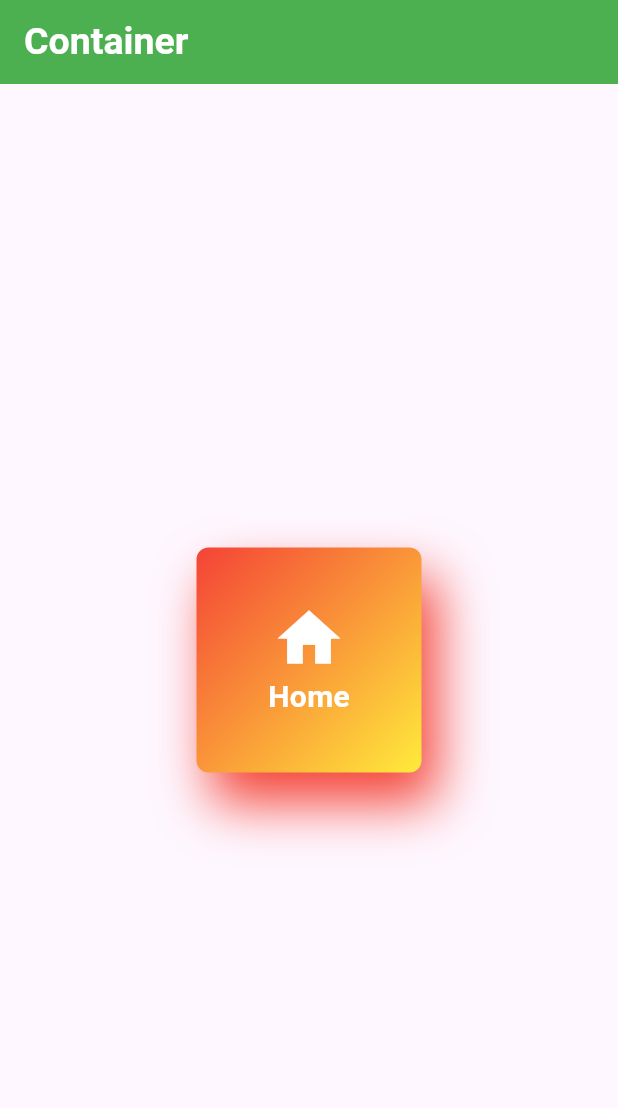
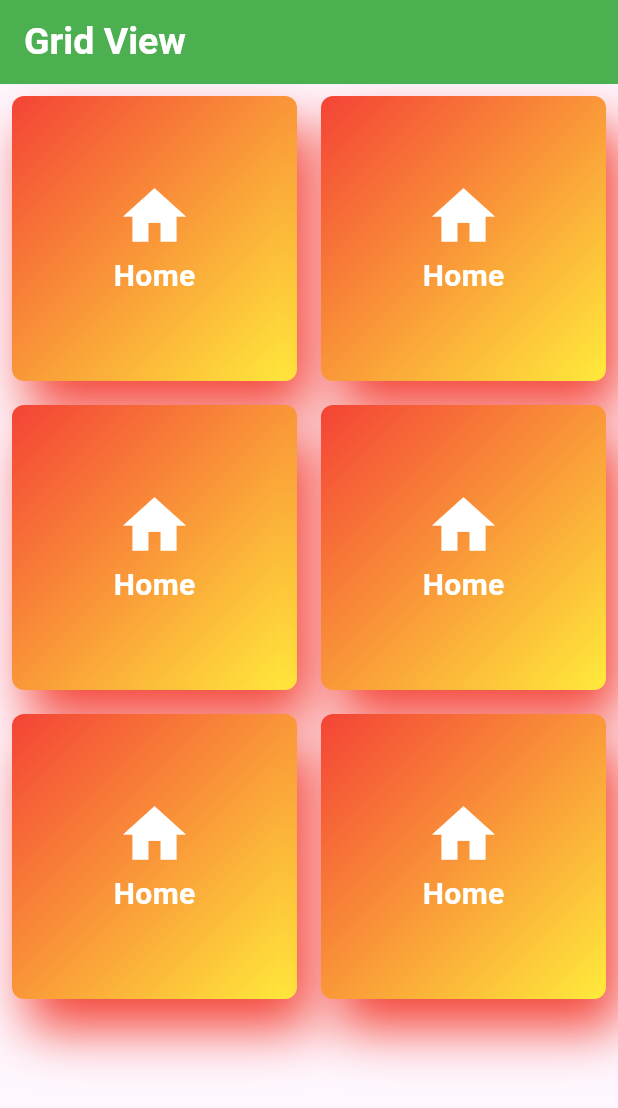
Before and after one commit to shajibulhasan/flutter-with-ostad, a Flutter app: the screen it shows after launch, on a phone screen of 412 x 824 dp. Shown: the top 1108 px of the screen. Run offline on Flutter 3.47's test engine with Material 3 defaults, Android fonts, the phone set to English and light mode, and no system bars.

Commit message:
grid view

```diff
--- a/lib/app.dart
+++ b/lib/app.dart
@@ -1,4 +1,5 @@
 import 'package:batch_13/module-8/container.dart';
+import 'package:batch_13/module-8/grid_view.dart';
 
 import 'module-8/form.dart';
 
@@ -17,7 +18,7 @@ class MyApp extends StatelessWidget {
     return MaterialApp(
       title: 'Flutter Demo',
       debugShowCheckedModeBanner: false,
-      home: ContainerBox(),
+      home: GridV(),
     );
   }
 }
--- /dev/null
+++ b/lib/module-8/grid_view.dart
@@ -0,0 +1,118 @@
+import 'package:flutter/material.dart';
+
+class GridV extends StatelessWidget {
+  const GridV({super.key});
+
+  @override
+  Widget build(BuildContext context) {
+    return Scaffold(
+      appBar: AppBar(
+        title: Text(
+          "Grid View",
+          style: TextStyle(
+            color: Colors.white,
+            fontSize: 25,
+            fontWeight: FontWeight.bold,
+          ),
+        ),
+        backgroundColor: Colors.green,
+      ),
+      body: GridView.builder(
+        gridDelegate: SliverGridDelegateWithFixedCrossAxisCount(
+          crossAxisCount: 2,
+        ),
+        itemBuilder: (context, index) {
+          return Padding(
+            padding: const EdgeInsets.all(8.0),
+            child: Container(
+              height: 150,
+              width: 150,
+              decoration: BoxDecoration(
+                gradient: LinearGradient(
+                  colors: [Colors.red, Colors.yellow],
+                  begin: Alignment.topLeft,
+                  end: Alignment.bottomRight,
+                ),
+                borderRadius: BorderRadius.circular(8),
+                boxShadow: [
+                  BoxShadow(
+                    color: Colors.red,
+                    blurRadius: 30,
+                    offset: Offset(10, 20),
+                  ),
+                ],
+              ),
+              child: Column(
+                mainAxisAlignment: MainAxisAlignment.center,
+                children: [
+                  Icon(
+                    Icons.home,
+                    size: 50,
+                    color: Colors.white,
+                  ),
+                  Text(
+                    "Home",
+                    style: TextStyle(
+                      fontSize: 20,
+                      fontWeight: FontWeight.bold,
+                      color: Colors.white,
+                    ),
+                  ),
+                ],
+              ),
+            ),
+          );
+        },
+        itemCount: 6,
+      ),
+
+      // GridView.count(
+      //   crossAxisCount: 2,
+      //
+      //   children: List.generate(7, (index) {
+      //     return  Padding(
+      //       padding: const EdgeInsets.all(8.0),
+      //       child: Container(
+      //         height: 150,
+      //         width: 150,
+      //         decoration: BoxDecoration(
+      //           //color: Colors.blue,
+      //           gradient: LinearGradient(
+      //             colors: [Colors.red, Colors.yellow],
+      //             begin: Alignment.topLeft,
+      //             end: Alignment.bottomRight,
+      //           ),
+      //           borderRadius: BorderRadius.circular(8),
+      //           boxShadow: [
+      //             BoxShadow(
+      //               color: Colors.red,
+      //               blurRadius: 30,
+      //               offset: Offset(10, 20),
+      //             ),
+      //           ],
+      //         ),
+      //         child: Column(
+      //           mainAxisAlignment: MainAxisAlignment.center,
+      //           children: [
+      //             Icon(
+      //               Icons.home,
+      //               size: 50,
+      //               color: Colors.white,
+      //             ),
+      //             Text(
+      //               "Home",
+      //               style: TextStyle(
+      //                 fontSize: 20,
+      //                 fontWeight: FontWeight.bold,
+      //                 color: Colors.white,
+      //               ),
+      //             ),
+      //           ],
+      //         ),
+      //       ),
+      //     );
+      //   }),
+      // )
+    );
+  }
+}
```
